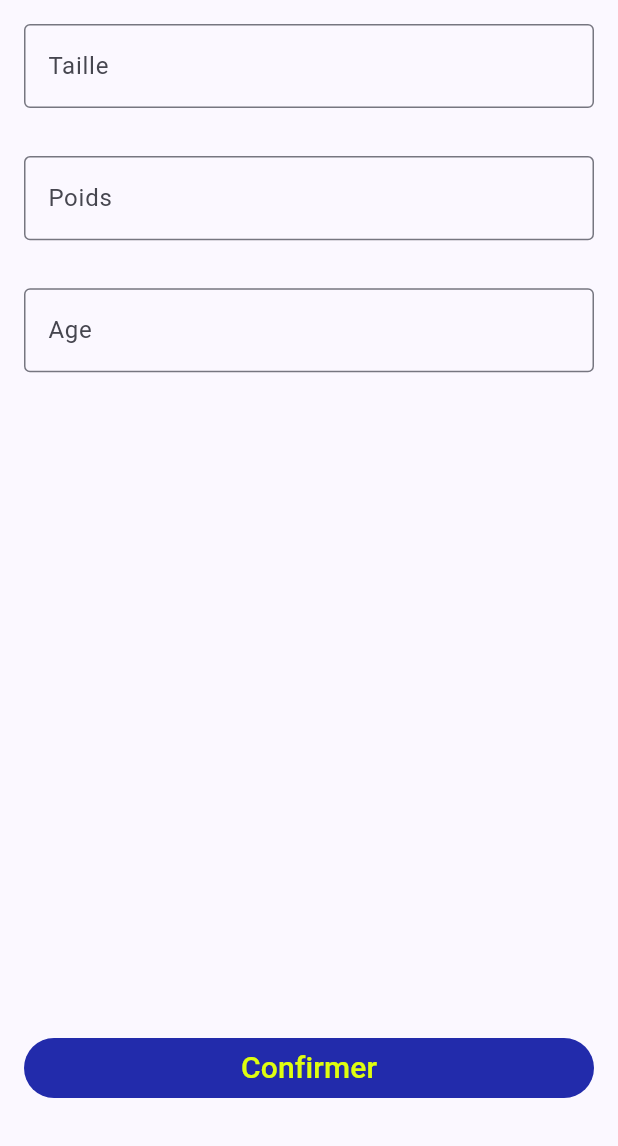
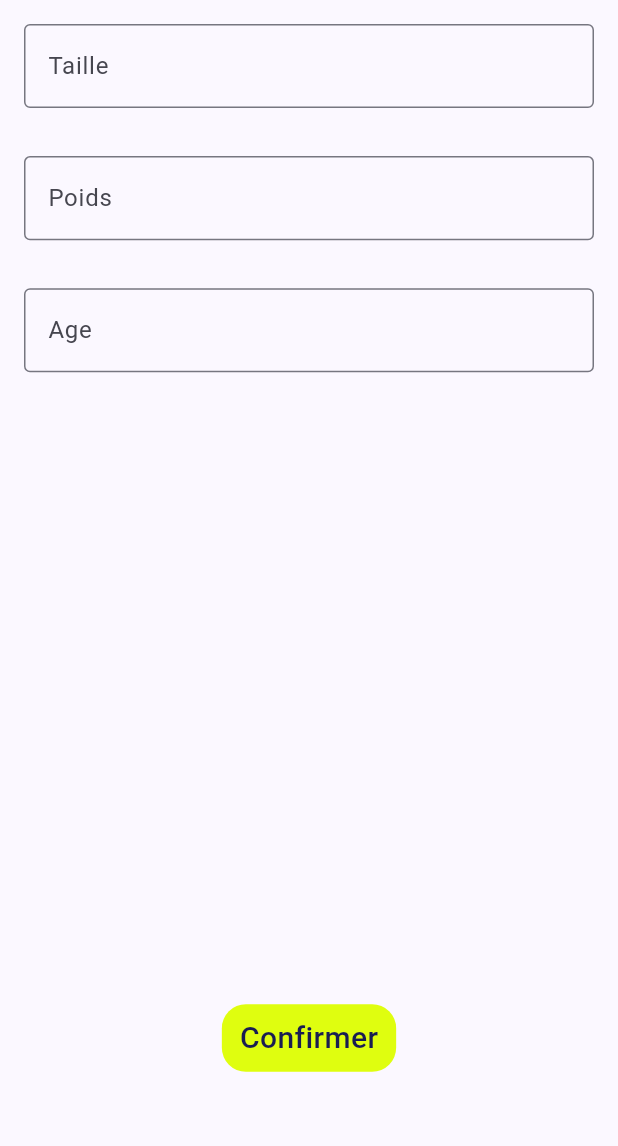
Before and after one commit to Xhya/kali, a Flutter app: the screen it shows after launch, on a phone screen of 412 x 824 dp, the part 90-1236 px from its top. Run offline on Flutter 3.47's test engine with Material 3 defaults, Android fonts, the phone set to English and light mode, and no system bars; our stand-ins replace flutter_secure_storage, loading_animation_widget, syncfusion_flutter_gauges; missing offline and left inert: back_button_interceptor; Roboto replaces fonts that are missing (Barlow).

Commit message:
custom button update

```diff
--- a/lib/client/Style.service.dart
+++ b/lib/client/Style.service.dart
@@ -32,6 +32,7 @@ class BackgroundColors {
   var color2 = TextStyle(color: _blue_200);
   var color3 = TextStyle(color: _blue_400);
   var color4 = TextStyle(color: _blue_500);
+  var color5 = TextStyle(color: _yellow);
 }
 
 class Gauge {
@@ -43,6 +44,7 @@ class TextColors {
   var reverse_neutral = TextStyle(color: _white);
   var color1 = TextStyle(color: _blue_100);
   var color2 = TextStyle(color: _yellow);
+  var color3 = TextStyle(color: _blue_500);
 }
 
 class ButtonColors {}
--- a/lib/client/widgets/CustomButton.widget.dart
+++ b/lib/client/widgets/CustomButton.widget.dart
@@ -1,5 +1,6 @@
 import 'package:flutter/material.dart';
 import 'package:kalori/client/Style.service.dart';
+import 'package:kalori/client/widgets/CustomInkwell.widget.dart';
 import 'package:kalori/client/widgets/LoaderIcon.widget.dart';
 
 enum ButtonTypeEnum { filled, outline, tonal }
@@ -17,7 +18,7 @@ class ButtonWidget extends StatelessWidget {
     this.isLoading = false,
   });
 
-  final Function onPressed;
+  final GestureTapCallback onPressed;
   final ButtonTypeEnum buttonType;
   final String? text;
   final bool fullWidth;
@@ -33,8 +34,8 @@ class ButtonWidget extends StatelessWidget {
 
     switch (buttonType) {
       case ButtonTypeEnum.filled:
-        backgroungColor = style.background.color3.color;
-        textColor = style.text.color2.color;
+        backgroungColor = style.background.color5.color;
+        textColor = style.text.color3.color;
         borderColor = null;
       case ButtonTypeEnum.outline:
         backgroungColor = Colors.transparent;
@@ -47,25 +48,34 @@ class ButtonWidget extends StatelessWidget {
         borderColor = null;
     }
 
-    return SizedBox(
+    return CustomInkwell(
+      onTap: disabled ? () {} : onPressed,
+      child: ClipRRect(
+        borderRadius: BorderRadius.all(Radius.circular(16)),
+        child: Container(
+          alignment: Alignment.center,
           width: fullWidth ? double.infinity : null,
-      height: 40,
-      child: ElevatedButton(
-        style: ElevatedButton.styleFrom(
-          side:
+          height: 80,
+          child: Container(
+            padding: EdgeInsets.symmetric(horizontal: 12, vertical: 8),
+            decoration: BoxDecoration(
+              color: backgroungColor,
+              border:
                   borderColor != null
-                  ? BorderSide(width: borderSize, color: borderColor)
+                      ? Border.all(width: borderSize, color: borderColor)
                       : null,
-          backgroundColor: backgroungColor,
-          shadowColor: Colors.transparent,
+              borderRadius: BorderRadius.all(Radius.circular(16)),
             ),
-        onPressed: disabled ? null : () async => onPressed(),
             child:
                 isLoading
                     ? LoaderIcon()
                     : Text(
                       text ?? "Confirmer",
-                  style: style.fontsize.md.merge(TextStyle(color: textColor)),
+                      style: style.fontsize.md
+                          .merge(style.fontweight.semibold)
+                          .merge(TextStyle(color: textColor)),
+                    ),
+          ),
         ),
       ),
     );
--- a/lib/core/actions/nutriScore.actions.dart
+++ b/lib/core/actions/nutriScore.actions.dart
@@ -5,7 +5,6 @@ import 'package:kalori/core/models/nutriScore.fixture.dart';
 import 'package:kalori/core/services/AI.service.dart';
 import 'package:kalori/core/services/Navigation.service.dart';
 import 'package:kalori/core/utils/computeDayAverages.utils.dart';
-import 'package:kalori/core/domains/nutriScore.service.dart';
 import 'package:kalori/core/services/Error.service.dart';
 import 'package:kalori/core/utils/computeMealPeriod.utils.dart';
 import 'package:uuid/uuid.dart';
@@ -14,8 +13,9 @@ computeNutriScoreAction() async {
   try {
     quickAddMealState.isLoading.value = true;
     final userText = quickAddMealState.userMealText.value;
-    //final nutriScore = await aiService.computeNutriScore(userText);
-    quickAddMealState.nutriScore.value = fixtureNutriScore1;
+    final nutriScore = await aiService.computeNutriScore(userText);
+    //await Future.delayed(const Duration(seconds: 2));
+    quickAddMealState.nutriScore.value = nutriScore;
     quickAddMealState.isLoading.value = false;
   } catch (e) {
     print("ERROR TOTO");
```
Also changed, not shown: lib/client/widgets/QuickAddMeal.widget.dart (+32 -56 lines). Lines whose indentation alone changed are shown as unchanged.
